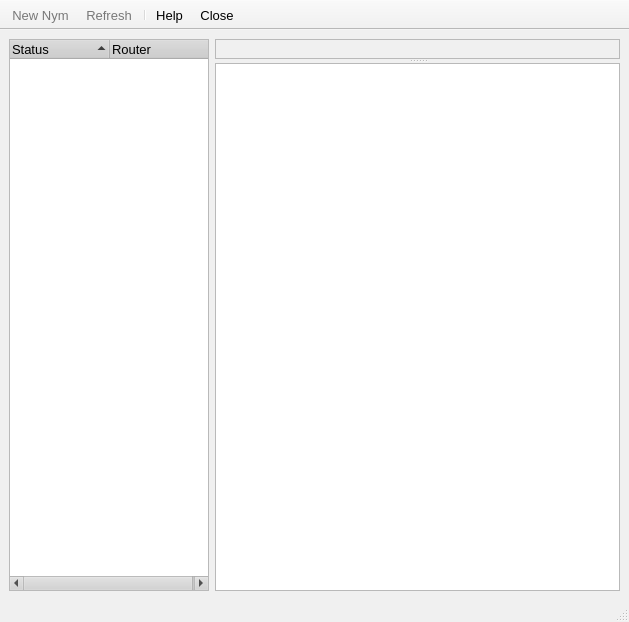
Qt form src/gui/network/netviewer.ui (a-ilin/vidalia) before a commit.
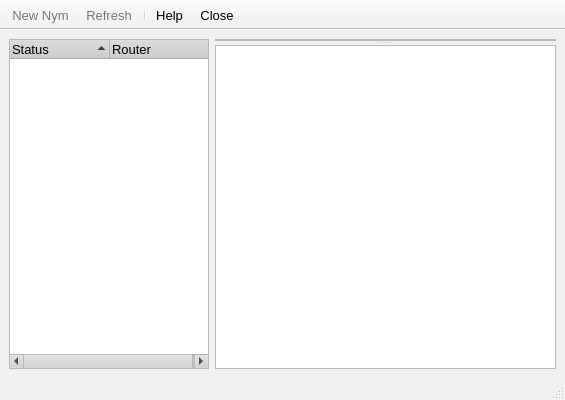
The same form after that commit. Icons and pictures are not drawn. Custom widgets are drawn as their Qt base class.

What changed in the file:
```diff
--- a/src/gui/network/netviewer.ui
+++ b/src/gui/network/netviewer.ui
@@ -8,8 +8,8 @@
    <rect>
     <x>0</x>
     <y>0</y>
-    <width>629</width>
-    <height>622</height>
+    <width>565</width>
+    <height>400</height>
    </rect>
   </property>
   <property name="sizePolicy" >
@@ -22,7 +22,7 @@
   </property>
   <property name="maximumSize" >
    <size>
-    <width>1020</width>
+    <width>1258</width>
     <height>16777215</height>
    </size>
   </property>
@@ -323,7 +323,7 @@
      <number>6</number>
     </property>
     <item>
-     <widget class="RouterListWidget" name="treeRouterList" >
+     <widget class="QTreeWidget" name="treeRouterList" >
       <property name="sizePolicy" >
        <sizepolicy>
         <hsizetype>7</hsizetype>
@@ -351,7 +351,7 @@
        <string>Here's where I figure we'll list out all the Tor routers we know about, perhaps with color coded status icons</string>
       </property>
       <property name="sortingEnabled" >
-        <bool>true</bool>
+       <bool>true</bool>
       </property>
       <column>
        <property name="text" >
@@ -366,7 +366,7 @@
      </widget>
     </item>
     <item>
-     <widget class="QSplitter" name="" >
+     <widget class="QSplitter" name="splitter" >
       <property name="sizePolicy" >
        <sizepolicy>
         <hsizetype>7</hsizetype>
@@ -378,7 +378,24 @@
       <property name="orientation" >
        <enum>Qt::Vertical</enum>
       </property>
+      <property name="childrenCollapsible" >
+       <bool>false</bool>
+      </property>
       <widget class="QFrame" name="frmMap" >
+       <property name="sizePolicy" >
+        <sizepolicy>
+         <hsizetype>5</hsizetype>
+         <vsizetype>5</vsizetype>
+         <horstretch>0</horstretch>
+         <verstretch>1</verstretch>
+        </sizepolicy>
+       </property>
+       <property name="maximumSize" >
+        <size>
+         <width>1030</width>
+         <height>518</height>
+        </size>
+       </property>
        <property name="contextMenuPolicy" >
         <enum>Qt::NoContextMenu</enum>
        </property>
@@ -390,7 +407,7 @@
        </property>
        <layout class="QHBoxLayout" >
         <property name="margin" >
-         <number>9</number>
+         <number>0</number>
         </property>
         <property name="spacing" >
          <number>6</number>
@@ -407,12 +424,12 @@
         </item>
        </layout>
       </widget>
-      <widget class="RouterDescriptorView" name="textRouterInfo" >
+      <widget class="QTextBrowser" name="textRouterInfo" >
        <property name="sizePolicy" >
         <sizepolicy>
          <hsizetype>7</hsizetype>
          <vsizetype>7</vsizetype>
-         <horstretch>100</horstretch>
+         <horstretch>0</horstretch>
          <verstretch>100</verstretch>
         </sizepolicy>
        </property>
@@ -434,8 +451,8 @@
    <property name="geometry" >
     <rect>
      <x>0</x>
-     <y>600</y>
-     <width>629</width>
+     <y>378</y>
+     <width>565</width>
      <height>22</height>
     </rect>
    </property>
@@ -460,15 +477,15 @@
    <addaction name="actionClose" />
   </widget>
   <action name="actionNewNym" >
+   <property name="enabled" >
+    <bool>false</bool>
+   </property>
    <property name="icon" >
     <iconset resource="../res/vidalia_common.qrc" >:/images/22x22/system-users.png</iconset>
    </property>
    <property name="text" >
     <string>New Nym</string>
    </property>
-   <property name="enabled" >
-    <bool>false</bool>
-   </property>
    <property name="font" >
     <font>
      <family>Arial</family>
@@ -482,15 +499,15 @@
    </property>
   </action>
   <action name="actionRefresh" >
+   <property name="enabled" >
+    <bool>false</bool>
+   </property>
    <property name="icon" >
     <iconset resource="../res/vidalia_common.qrc" >:/images/22x22/view-refresh.png</iconset>
    </property>
    <property name="text" >
     <string>Refresh</string>
    </property>
-   <property name="enabled" >
-    <bool>false</bool>
-   </property>
    <property name="font" >
     <font>
      <family>Arial</family>
@@ -564,20 +581,4 @@
    </hints>
   </connection>
  </connections>
- <customwidgets>
-  <customwidget>
-   <class>RouterListWidget</class>
-   <extends>QTreeWidget</extends>
-   <header>gui/network/routerlistwidget.h</header>
-   <container>0</container>
-   <pixmap></pixmap>
-  </customwidget>
-  <customwidget>
-   <class>RouterDescriptorView</class>
-   <extends>QTextEdit</extends>
-   <header>gui/network/routerdescriptorview.h</header>
-   <container>0</container>
-   <pixmap></pixmap>
-  </customwidget>
- </customwidgets>
 </ui>
```
